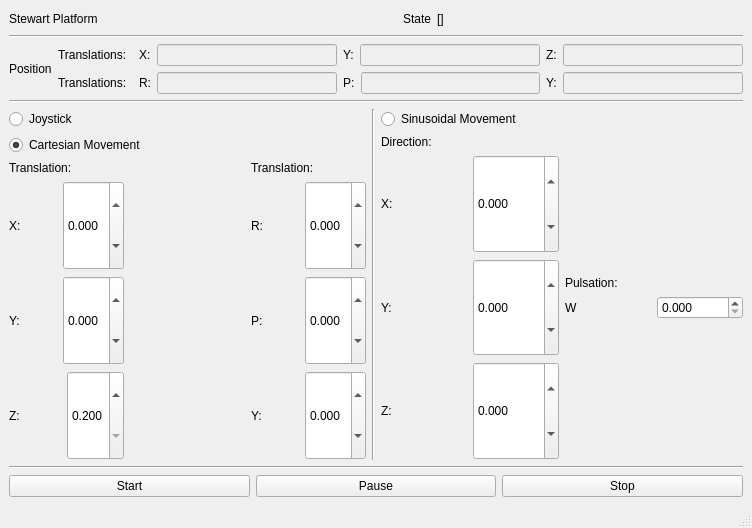
This is forms/mainwindow.ui in Aightech/stewart_platform as Qt 5 draws it before an edit. The edited form follows.
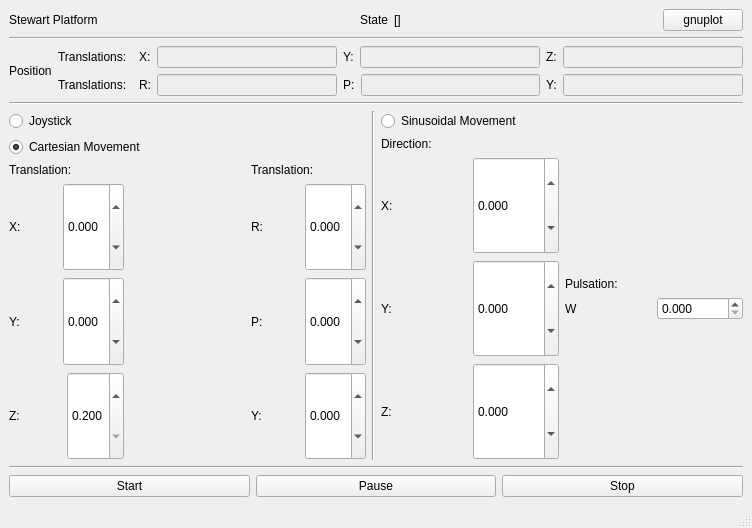
This is the edited form.

The edit to the form file:
```diff
--- a/forms/mainwindow.ui
+++ b/forms/mainwindow.ui
@@ -704,6 +704,13 @@
           </property>
          </spacer>
         </item>
+        <item>
+         <widget class="QPushButton" name="pushButton">
+          <property name="text">
+           <string>gnuplot</string>
+          </property>
+         </widget>
+        </item>
        </layout>
       </item>
       <item>
```
